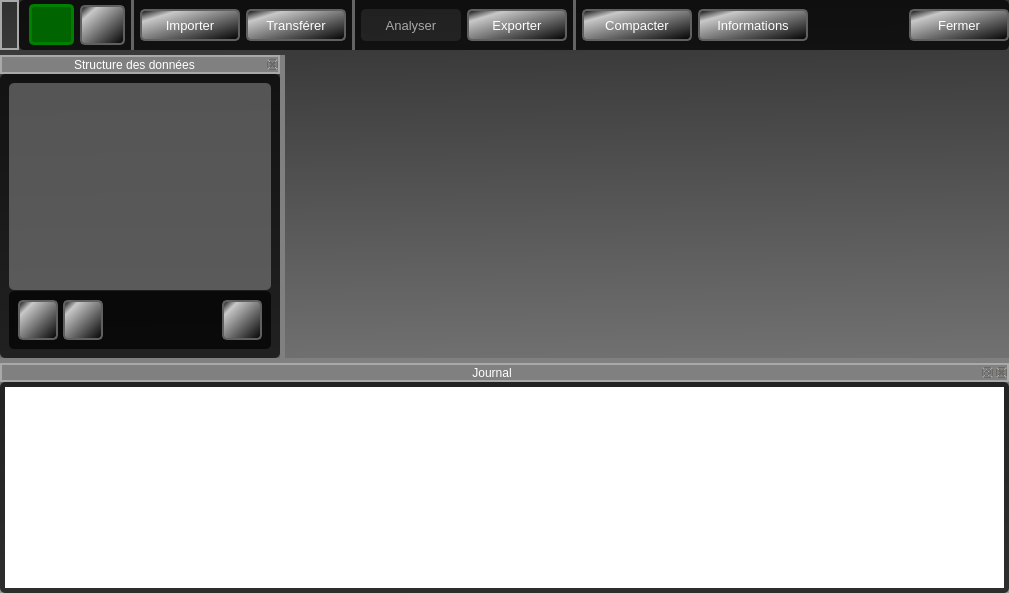
The window that python/resources/ui/MainWindow.ui (introlab/OpenIMU) describes before a commit, drawn with Qt 5.
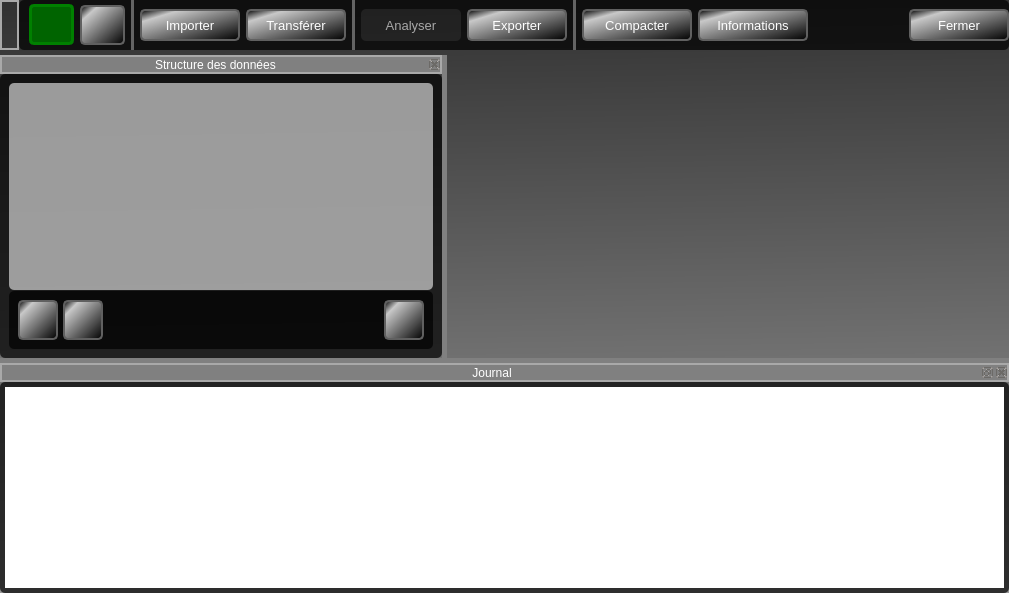
The same window after the commit. Icons and pictures are not drawn. Custom widgets are drawn as their Qt base class.

```diff
--- a/python/resources/ui/MainWindow.ui
+++ b/python/resources/ui/MainWindow.ui
@@ -48,7 +48,8 @@
 
 QLabel,QCheckBox{color:white;}
 
-QTreeWidget, QListWidget{background-color:rgba(150,150,150,50%);} 
+QListWidget{background-color:rgba(150,150,150,50%);}
+QTreeWidget{background-color:rgba(200,200,200,75%);} 
 
 QTreeWidget::item:hover,QTreeWidget::item:hover:selected {
 	border:none;
@@ -62,12 +63,7 @@
 }
 
 
-
-
-
-
-
-QLineEdit,QPlainTextEdit,QComboBox{background-color:rgba(226, 226, 226,90%);border-radius:5px;}
+QLineEdit,QPlainTextEdit,QComboBox, QSpinBox{background-color:rgba(226, 226, 226,90%);border-radius:5px;min-height:24px;}
 
 QListWidget#lstSensors,QTableWidget{background-color:rgba(200,200,200,70%);}
 
@@ -77,14 +73,48 @@
 background-color:grey;
 text-align: center;
 }
+
+QTabWidget::pane {
+    background-color: rgba(50,50,50,50%);
+    border-radius: 5px;
+    border: 2px solid rgba(128,128,140,50%);
+}
+
+QTabWidget::tab-bar {
+    left: 0px;
+}
+
+QTabBar::tab,QTableWidget::tab,QHeaderView::section {
+    background: qlineargradient(x1: 0, y1: 0, x2: 0, y2: 1, stop: 0  rgba(128,128,140,50%),  stop: 1.0  rgba(128,128,140,25%));
+    border: 2px solid  rgba(128,128,140,50%);
+    border-bottom: 0px;
+    border-top-left-radius: 4px;
+    border-top-right-radius: 4px;
+    padding: 2px;
+    min-height:25px;
+	color: white;
+}
+
+QTabBar::tab:selected, QTabBar::tab:hover {
+    background: qlineargradient(x1: 0, y1: 0, x2: 0, y2: 1, stop: 0  rgba(128,128,140,70%),  stop: 1.0  rgba(128,128,140,50%));
+}
+
+QTabBar::tab:selected {
+    border-color:rgba(128,128,140,60%);
+    border-bottom-color:rgba(128,128,140,60%);
+}
+
+QTabBar::tab:!selected {
+    margin-top: 2px;
+}
+
 QMainWindow::separator {
     background: grey;
     width: 5px; /* when vertical */
     height: 5px; /* when horizontal */
 }
 
-QLabel#lblVersion{color:black;}
-</string>
+QLabel#lblVersion{color:black;}</string>
   </property>
   <property name="documentMode">
    <bool>false</bool>
@@ -132,7 +162,7 @@
    </property>
    <property name="minimumSize">
     <size>
-     <width>280</width>
+     <width>442</width>
      <height>180</height>
     </size>
    </property>
```
